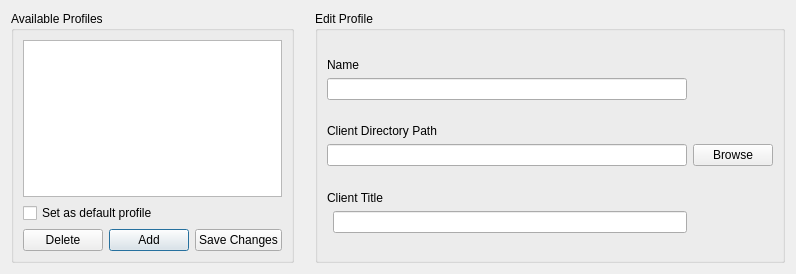
This is src/forms/dlg_profileclient_options.ui in cbnolok/Leviathan as Qt 5 draws it before an edit. The edited form follows.
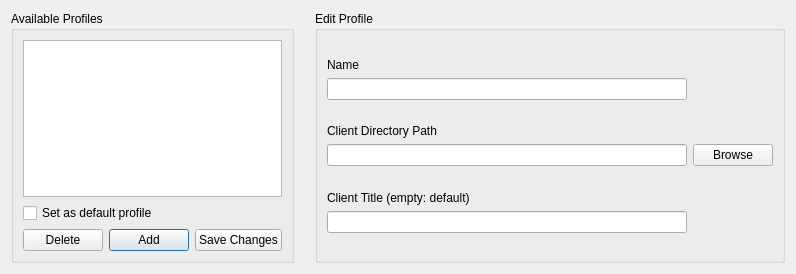
This is the edited form.

Commit message: Added UTF8 library and support for UO window title. Started rework of KeystrokeSender using a common base class and abstract methods.

```diff
--- a/src/forms/dlg_profileclient_options.ui
+++ b/src/forms/dlg_profileclient_options.ui
@@ -204,9 +204,6 @@
         <item row="9" column="0" colspan="2">
          <widget class="QLineEdit" name="lineEdit_editPath"/>
         </item>
-        <item row="12" column="1">
-         <widget class="QLineEdit" name="lineEdit_editWindowTitle"/>
-        </item>
         <item row="4" column="0" rowspan="5" colspan="3">
          <widget class="QLabel" name="label_editPath">
           <property name="text">
@@ -217,7 +214,7 @@
         <item row="11" column="0" colspan="3">
          <widget class="QLabel" name="label_editWindowtitle">
           <property name="text">
-           <string>Client Title</string>
+           <string>Client Title (empty: default)</string>
           </property>
          </widget>
         </item>
@@ -228,6 +225,9 @@
           </property>
          </widget>
         </item>
+        <item row="12" column="0" colspan="2">
+         <widget class="QLineEdit" name="lineEdit_editWindowTitle"/>
+        </item>
        </layout>
       </item>
      </layout>
```
The commit also changes 22 other files.
